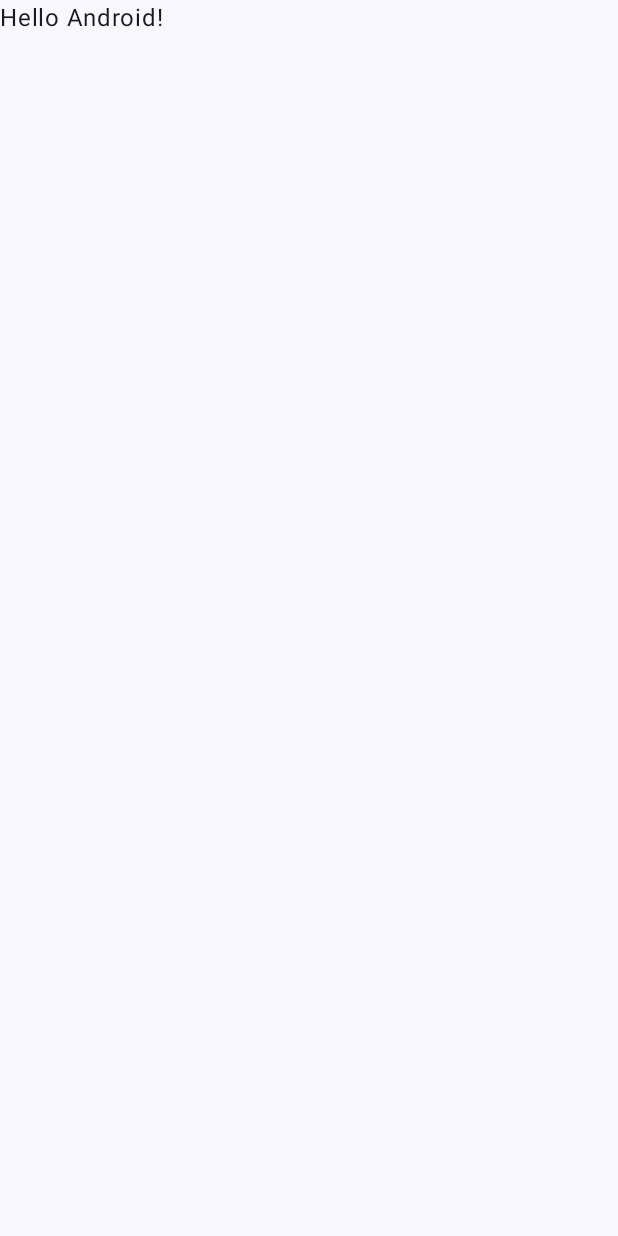
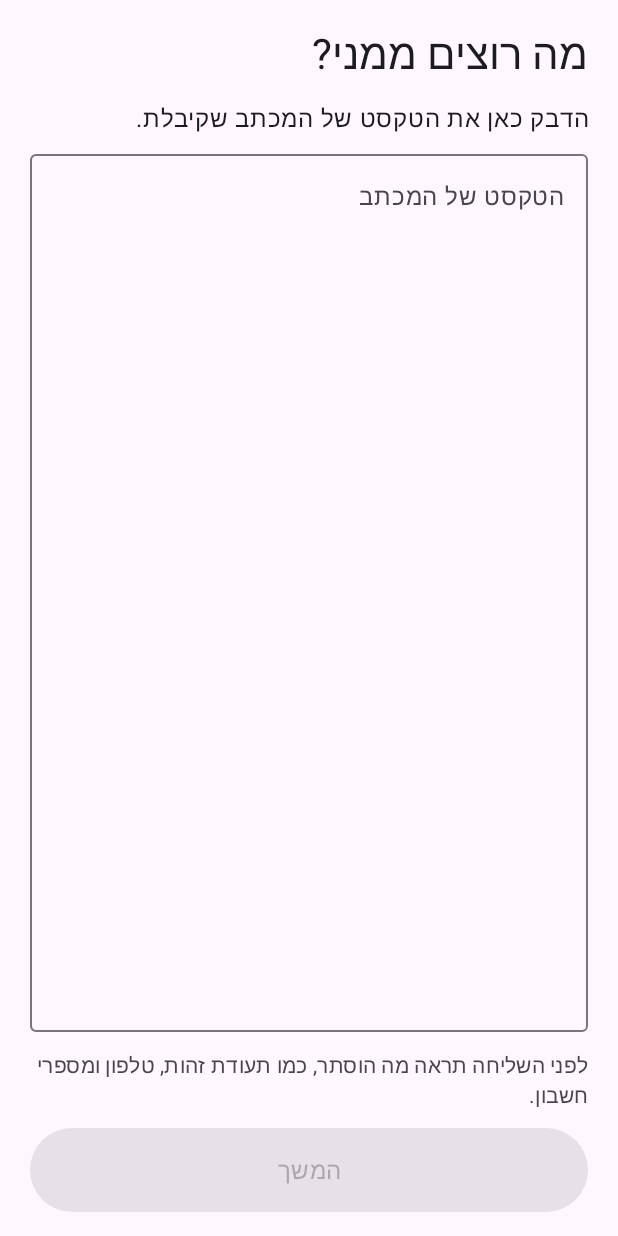
Before and after one commit to barakes/PlainLetter, an Android app built with Jetpack Compose: the screen it shows after launch (MainActivity), on a phone screen of 412 x 824 dp. Before the commit the screen is almost empty. Run offline under Robolectric (Android 15) with nearby library versions, the phone set to English and light mode, and no system bars.

Commit message:
Add paste screen

```diff
--- a/android/app/src/main/java/io/github/barakes/plainletter/MainActivity.kt
+++ b/android/app/src/main/java/io/github/barakes/plainletter/MainActivity.kt
@@ -2,28 +2,44 @@ package io.github.barakes.plainletter
 
 import android.os.Bundle
 import androidx.activity.ComponentActivity
+import androidx.activity.compose.BackHandler
 import androidx.activity.compose.setContent
 import androidx.activity.enableEdgeToEdge
+import androidx.compose.foundation.layout.Arrangement
+import androidx.compose.foundation.layout.Column
 import androidx.compose.foundation.layout.fillMaxSize
 import androidx.compose.foundation.layout.padding
+import androidx.compose.foundation.rememberScrollState
+import androidx.compose.foundation.verticalScroll
+import androidx.compose.material3.MaterialTheme
+import androidx.compose.material3.OutlinedButton
 import androidx.compose.material3.Scaffold
 import androidx.compose.material3.Text
 import androidx.compose.runtime.Composable
+import androidx.compose.runtime.CompositionLocalProvider
+import androidx.compose.runtime.getValue
+import androidx.compose.runtime.mutableStateOf
+import androidx.compose.runtime.remember
+import androidx.compose.runtime.saveable.rememberSaveable
+import androidx.compose.runtime.setValue
 import androidx.compose.ui.Modifier
-import androidx.compose.ui.tooling.preview.Preview
-import io.github.barakes.plainletter.ui.theme.PlainLetterTheme
+import androidx.compose.ui.platform.LocalLayoutDirection
+import androidx.compose.ui.unit.LayoutDirection
+import androidx.compose.ui.unit.dp
+import io.github.barakes.plainletter.redaction.Redactor
+import io.github.barakes.plainletter.ui.PasteScreen
 
 class MainActivity : ComponentActivity() {
     override fun onCreate(savedInstanceState: Bundle?) {
         super.onCreate(savedInstanceState)
         enableEdgeToEdge()
         setContent {
-            PlainLetterTheme {
-                Scaffold(modifier = Modifier.fillMaxSize()) { innerPadding ->
-                    Greeting(
-                        name = "Android",
-                        modifier = Modifier.padding(innerPadding)
-                    )
+            MaterialTheme {
+                // האפליקציה בעברית בלבד, לכן מימין לשמאל גם כשהטלפון באנגלית
+                CompositionLocalProvider(LocalLayoutDirection provides LayoutDirection.Rtl) {
+                    Scaffold(modifier = Modifier.fillMaxSize()) { innerPadding ->
+                        PlainLetterApp(modifier = Modifier.padding(innerPadding))
+                    }
                 }
             }
         }
@@ -31,17 +47,45 @@ class MainActivity : ComponentActivity() {
 }
 
 @Composable
-fun Greeting(name: String, modifier: Modifier = Modifier) {
-    Text(
-        text = "Hello $name!",
-        modifier = modifier
-    )
+fun PlainLetterApp(modifier: Modifier = Modifier) {
+    var text by rememberSaveable { mutableStateOf("") }
+    var showPreview by rememberSaveable { mutableStateOf(false) }
+
+    if (showPreview) {
+        BackHandler { showPreview = false }
+        RedactedPreview(
+            text = text,
+            onBack = { showPreview = false },
+            modifier = modifier
+        )
+    } else {
+        PasteScreen(
+            text = text,
+            onTextChange = { text = it },
+            onContinue = { showPreview = true },
+            modifier = modifier
+        )
+    }
 }
 
-@Preview(showBackground = true)
+/** זמני: יוחלף בשלב הבא במסך האישור עם הסתרה בנגיעה. */
 @Composable
-fun GreetingPreview() {
-    PlainLetterTheme {
-        Greeting("Android")
+private fun RedactedPreview(text: String, onBack: () -> Unit, modifier: Modifier = Modifier) {
+    val result = remember(text) { Redactor.redact(text) }
+    Column(
+        modifier = modifier
+            .fillMaxSize()
+            .padding(20.dp)
+            .verticalScroll(rememberScrollState()),
+        verticalArrangement = Arrangement.spacedBy(12.dp)
+    ) {
+        Text(text = "זה מה שיישלח:", style = MaterialTheme.typography.headlineSmall)
+        Text(text = result.text, style = MaterialTheme.typography.bodyLarge)
+        Text(
+            text = "הוסתרו ${result.redactions.size} פרטים",
+            style = MaterialTheme.typography.bodyMedium,
+            color = MaterialTheme.colorScheme.onSurfaceVariant
+        )
+        OutlinedButton(onClick = onBack) { Text("חזרה") }
     }
 }
--- /dev/null
+++ b/android/app/src/main/java/io/github/barakes/plainletter/ui/PasteScreen.kt
@@ -0,0 +1,71 @@
+package io.github.barakes.plainletter.ui
+
+import androidx.compose.foundation.layout.Arrangement
+import androidx.compose.foundation.layout.Column
+import androidx.compose.foundation.layout.fillMaxSize
+import androidx.compose.foundation.layout.fillMaxWidth
+import androidx.compose.foundation.layout.heightIn
+import androidx.compose.foundation.layout.imePadding
+import androidx.compose.foundation.layout.padding
+import androidx.compose.material3.Button
+import androidx.compose.material3.MaterialTheme
+import androidx.compose.material3.OutlinedTextField
+import androidx.compose.material3.Text
+import androidx.compose.runtime.Composable
+import androidx.compose.ui.Modifier
+import androidx.compose.ui.unit.dp
+
+/**
+ * המסך הראשון: המשתמש מדביק את הטקסט של המכתב.
+ * המסך לא שומר מצב בעצמו. הטקסט והפעולות מגיעים מבחוץ.
+ */
+@Composable
+fun PasteScreen(
+    text: String,
+    onTextChange: (String) -> Unit,
+    onContinue: () -> Unit,
+    modifier: Modifier = Modifier
+) {
+    Column(
+        modifier = modifier
+            .fillMaxSize()
+            .imePadding()
+            .padding(horizontal = 20.dp, vertical = 16.dp),
+        verticalArrangement = Arrangement.spacedBy(12.dp)
+    ) {
+        Text(
+            text = "מה רוצים ממני?",
+            style = MaterialTheme.typography.headlineMedium
+        )
+        Text(
+            text = "הדבק כאן את הטקסט של המכתב שקיבלת.",
+            style = MaterialTheme.typography.bodyLarge
+        )
+        OutlinedTextField(
+            value = text,
+            onValueChange = onTextChange,
+            modifier = Modifier
+                .fillMaxWidth()
+                .weight(1f),
+            placeholder = { Text("הטקסט של המכתב") },
+            textStyle = MaterialTheme.typography.bodyLarge
+        )
+        Text(
+            text = "לפני השליחה תראה מה הוסתר, כמו תעודת זהות, טלפון ומספרי חשבון.",
+            style = MaterialTheme.typography.bodyMedium,
+            color = MaterialTheme.colorScheme.onSurfaceVariant
+        )
+        Button(
+            onClick = onContinue,
+            enabled = text.isNotBlank(),
+            modifier = Modifier
+                .fillMaxWidth()
+                .heightIn(min = 56.dp)
+        ) {
+            Text(
+                text = "המשך",
+                style = MaterialTheme.typography.titleMedium
+            )
+        }
+    }
+}
```
